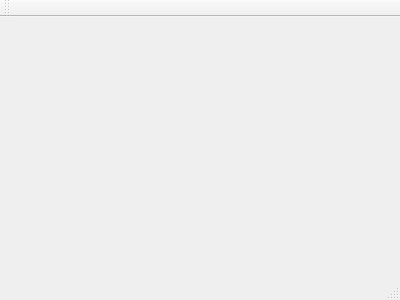
Old version of the form mainwindow.ui in the repository majdghada/MyPersonDetectionApp.
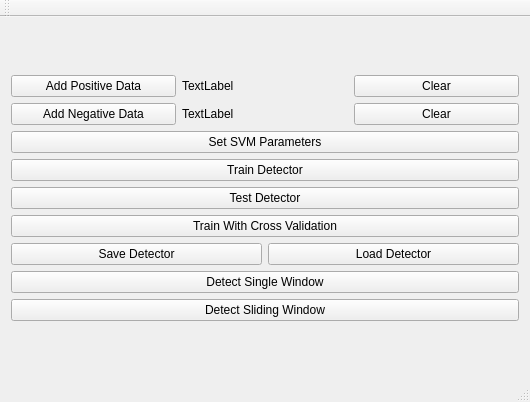
New version of the form.

Patch:
```diff
--- a/mainwindow.ui
+++ b/mainwindow.ui
@@ -1,24 +1,144 @@
 <ui version="4.0">
  <class>MainWindow</class>
- <widget class="QMainWindow" name="MainWindow" >
-  <property name="geometry" >
+ <widget class="QMainWindow" name="MainWindow">
+  <property name="geometry">
    <rect>
     <x>0</x>
     <y>0</y>
-    <width>400</width>
-    <height>300</height>
+    <width>530</width>
+    <height>402</height>
    </rect>
   </property>
   <property name="windowTitle" >
    <string>MainWindow</string>
   </property>
-  <widget class="QMenuBar" name="menuBar" />
-  <widget class="QToolBar" name="mainToolBar" />
-  <widget class="QWidget" name="centralWidget" />
-  <widget class="QStatusBar" name="statusBar" />
+  <widget class="QWidget" name="centralWidget">
+   <layout class="QGridLayout" name="gridLayout">
+    <item row="1" column="0">
+     <layout class="QGridLayout" name="gridLayout_2">
+      <item row="0" column="2" colspan="2">
+       <widget class="QLabel" name="PosLabel">
+        <property name="text">
+         <string>TextLabel</string>
+        </property>
+       </widget>
+      </item>
+      <item row="0" column="0" colspan="2">
+       <widget class="QPushButton" name="pushButton">
+        <property name="text">
+         <string>Add Positive Data</string>
+        </property>
+       </widget>
+      </item>
+      <item row="1" column="2" colspan="2">
+       <widget class="QLabel" name="NegLabel">
+        <property name="text">
+         <string>TextLabel</string>
+        </property>
+       </widget>
+      </item>
+      <item row="5" column="0" colspan="6">
+       <widget class="QPushButton" name="pushButton_9">
+        <property name="text">
+         <string>Test Detector</string>
+        </property>
+       </widget>
+      </item>
+      <item row="1" column="4" colspan="2">
+       <widget class="QPushButton" name="pushButton_4">
+        <property name="text">
+         <string>Clear</string>
+        </property>
+       </widget>
+      </item>
+      <item row="6" column="0" colspan="6">
+       <widget class="QPushButton" name="pushButton_12">
+        <property name="text">
+         <string>Train With Cross Validation</string>
+        </property>
+       </widget>
+      </item>
+      <item row="4" column="0" colspan="6">
+       <widget class="QPushButton" name="pushButton_7">
+        <property name="text">
+         <string>Train Detector</string>
+        </property>
+       </widget>
+      </item>
+      <item row="7" column="0" colspan="3">
+       <widget class="QPushButton" name="pushButton_5">
+        <property name="text">
+         <string>Save Detector</string>
+        </property>
+       </widget>
+      </item>
+      <item row="3" column="0" colspan="6">
+       <widget class="QPushButton" name="pushButton_8">
+        <property name="text">
+         <string>Set SVM Parameters</string>
+        </property>
+       </widget>
+      </item>
+      <item row="1" column="0" colspan="2">
+       <widget class="QPushButton" name="pushButton_3">
+        <property name="text">
+         <string>Add Negative Data</string>
+        </property>
+       </widget>
+      </item>
+      <item row="0" column="4" colspan="2">
+       <widget class="QPushButton" name="pushButton_2">
+        <property name="text">
+         <string>Clear</string>
+        </property>
+       </widget>
+      </item>
+      <item row="9" column="0" colspan="6">
+       <widget class="QPushButton" name="pushButton_10">
+        <property name="text">
+         <string>Detect Single Window</string>
+        </property>
+       </widget>
+      </item>
+      <item row="7" column="3" colspan="3">
+       <widget class="QPushButton" name="pushButton_6">
+        <property name="text">
+         <string>Load Detector</string>
+        </property>
+       </widget>
+      </item>
+      <item row="10" column="0" colspan="6">
+       <widget class="QPushButton" name="pushButton_11">
+        <property name="text">
+         <string>Detect Sliding Window</string>
+        </property>
+       </widget>
+      </item>
+     </layout>
+    </item>
+   </layout>
+  </widget>
+  <widget class="QMenuBar" name="menuBar">
+   <property name="geometry">
+    <rect>
+     <x>0</x>
+     <y>0</y>
+     <width>530</width>
+     <height>20</height>
+    </rect>
+   </property>
+  </widget>
+  <widget class="QToolBar" name="mainToolBar">
+   <attribute name="toolBarArea">
+    <enum>TopToolBarArea</enum>
+   </attribute>
+   <attribute name="toolBarBreak">
+    <bool>false</bool>
+   </attribute>
+  </widget>
+  <widget class="QStatusBar" name="statusBar"/>
  </widget>
- <layoutDefault spacing="6" margin="11" />
- <pixmapfunction></pixmapfunction>
+ <layoutdefault spacing="6" margin="11"/>
  <resources/>
  <connections/>
 </ui>
```
Left out of the diff: 212 changed lines with no effect on the pictures.
